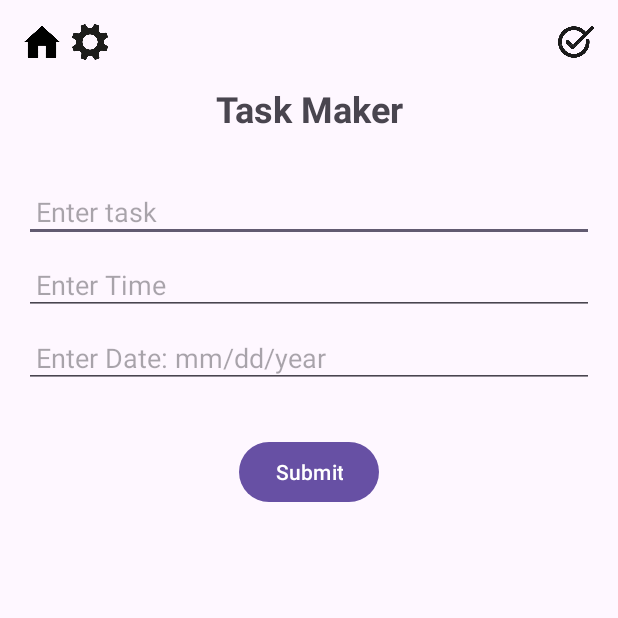
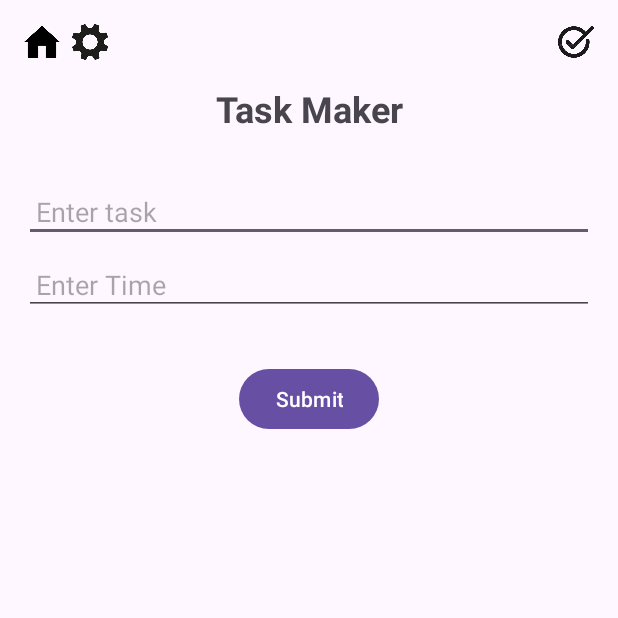
Before and after one commit to movech123/OffThePhone, an Android app: the TaskMaker screen opened directly, with no data from a screen before it, on a phone screen of 412 x 824 dp, the top half of it. Run offline under Robolectric (Android 15) with nearby library versions, the phone set to English and light mode, and no system bars; our stand-ins replace Room's generated code; Roboto replaces fonts that are not available here.

Commit message:
user input for time and notifications

```diff
--- a/app/src/main/AndroidManifest.xml
+++ b/app/src/main/AndroidManifest.xml
@@ -20,7 +20,7 @@
         android:supportsRtl="true"
         android:theme="@style/Theme.OffThePhone"
         tools:targetApi="31">
-        <receiver android:name=".ReminderReceiver" />
+
         <activity
             android:name=".Logo"
             android:exported="true">
@@ -50,6 +50,8 @@
             android:name="preloaded_fonts"
             android:resource="@array/preloaded_fonts" />
 
+        <receiver android:name=".ReminderReceiver" android:exported="true" />
+
     </application>
 
 </manifest>
--- a/app/src/main/java/com/cs407/offthephone/Task.kt
+++ b/app/src/main/java/com/cs407/offthephone/Task.kt
@@ -10,5 +10,4 @@ data class Task(
     val time: String,
     val name : String,
     val isCompleted: Boolean = false,
-    val date : String
     )
--- a/app/src/main/res/layout/activity_taskmaker.xml
+++ b/app/src/main/res/layout/activity_taskmaker.xml
@@ -85,18 +85,6 @@
         android:layout_marginHorizontal="16dp"
         android:layout_marginTop="8dp" />
 
-    <EditText
-        android:id="@+id/enterDate"
-        android:layout_width="0dp"
-        android:layout_height="wrap_content"
-        android:hint="Enter Date: mm/dd/year"
-        android:padding="8dp"
-        app:layout_constraintStart_toStartOf="parent"
-        app:layout_constraintEnd_toEndOf="parent"
-        app:layout_constraintTop_toBottomOf="@id/enterTime"
-        android:layout_marginHorizontal="16dp"
-        android:layout_marginTop="8dp" />
-
     <!-- Submit Button -->
     <Button
         android:id="@+id/submitButton"
@@ -106,6 +94,6 @@
         android:text="Submit"
         app:layout_constraintEnd_toEndOf="parent"
         app:layout_constraintStart_toStartOf="parent"
-        app:layout_constraintTop_toBottomOf="@id/enterDate" />
+        app:layout_constraintTop_toBottomOf="@id/enterTime" />
 
 </androidx.constraintlayout.widget.ConstraintLayout>
```
Also changed, not shown: app/src/main/java/com/cs407/offthephone/ReminderReciever.kt (+8 -7 lines), app/src/main/java/com/cs407/offthephone/TaskMaker.kt (+40 -3 lines).
